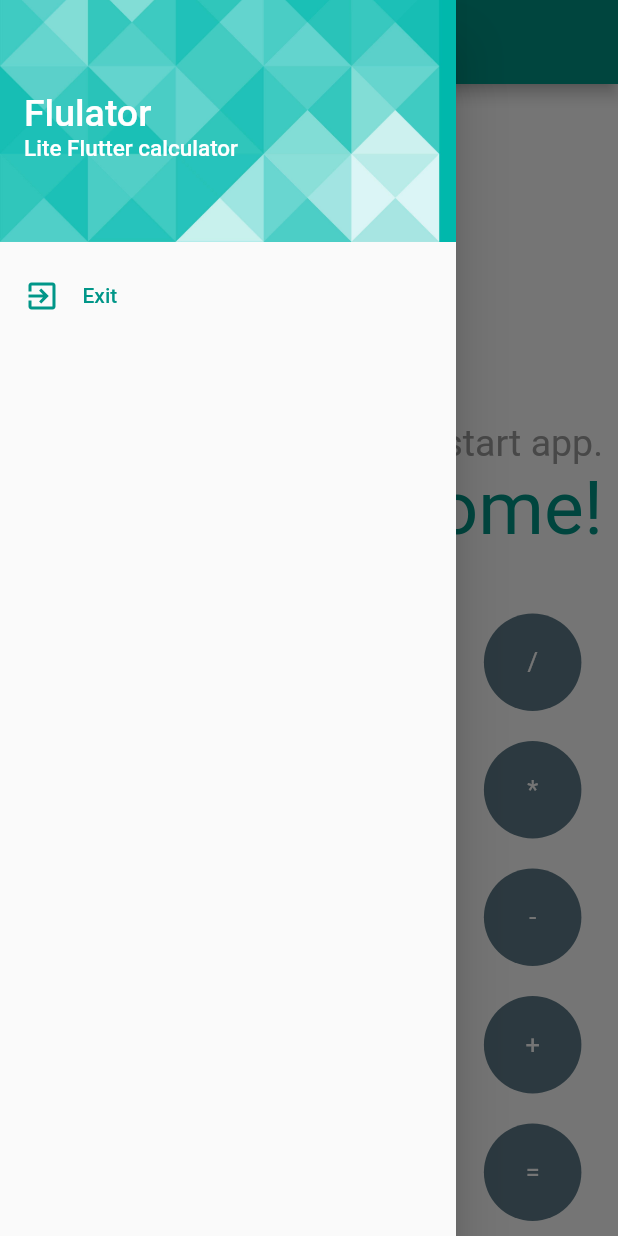
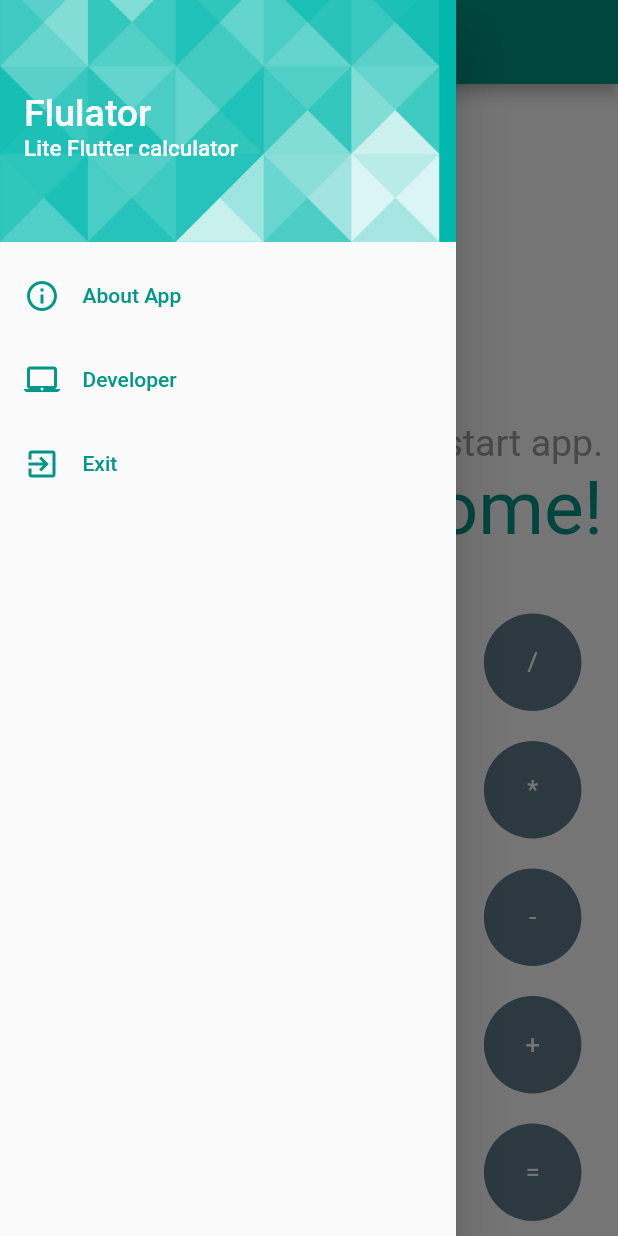
Before and after one commit to BlackIQ/flulator, a Flutter app: the screen it shows after launch, with the side drawer open, on a phone screen of 412 x 824 dp. Run offline on Flutter 3.47's test engine with Material 2 defaults, Android fonts, the phone set to English and light mode, and no system bars; our stand-ins replace google_fonts, math_expressions; Roboto replaces fonts that are missing (Boogaloo); project files that could hold a hidden picture were left out.

Commit message:
Done with drawer

```diff
--- a/lib/app/widgets/drawer/drawer.dart
+++ b/lib/app/widgets/drawer/drawer.dart
@@ -1,4 +1,5 @@
-import 'package:flulator/app/widgets/drawer/items/item.dart';
+import 'package:flulator/app/pages/developer.dart';
+import 'package:flulator/app/widgets/drawer/drawer_item.dart';
 import 'package:flutter/material.dart';
 import 'dart:io';
 
@@ -38,6 +39,35 @@ class FluDrawer extends StatelessWidget {
             ),
           ),
           DrawerItem(
+            icon: Icons.info_outline,
+            text: 'About App',
+            onTap: () {
+              showAboutDialog(
+                applicationIcon: Image.asset(
+                  'asset/logo.jpg',
+                  height: 50,
+                  width: 50,
+                ),
+                context: context,
+                applicationName: 'Flulator',
+                applicationVersion: '1.1.0',
+                applicationLegalese: 'Flutter simple calculator',
+              );
+            },
+          ),
+          DrawerItem(
+            icon: Icons.laptop_mac,
+            text: 'Developer',
+            onTap: () {
+              Navigator.of(context).push(
+                MaterialPageRoute(
+                  fullscreenDialog: true,
+                  builder: (context) => Developer(),
+                ),
+              );
+            },
+          ),
+          DrawerItem(
             icon: Icons.exit_to_app,
             text: 'Exit',
             onTap: () => exit(1),
--- a/lib/app/widgets/drawer/items/item.dart
+++ /dev/null
@@ -1,32 +0,0 @@
-import 'package:flutter/material.dart';
-
-class DrawerItem extends StatelessWidget {
-  DrawerItem({@required this.icon, @required this.text, @required this.onTap});
-  final icon;
-  final text;
-  final onTap;
-
-  @override
-  Widget build(BuildContext context) {
-    return ListTile(
-      onTap: onTap,
-      title: Row(
-        children: <Widget>[
-          Icon(
-            icon,
-            color: Colors.teal,
-          ),
-          SizedBox(
-            width: 15.0,
-          ),
-          Text(
-            text,
-            style: TextStyle(
-              color: Colors.teal,
-            ),
-          )
-        ],
-      ),
-    );
-  }
-}
```
Also changed, not shown: lib/app/widgets/drawer/items/about.dart (deleted, +0 -77 lines), lib/app/widgets/drawer/items/app.dart (deleted, +0 -35 lines), lib/app/widgets/drawer/items/developer.dart (deleted, +0 -35 lines), lib/app/widgets/drawer/items/exit.dart (deleted, +0 -29 lines), lib/app/widgets/drawer/items/head.dart (deleted, +0 -38 lines).
